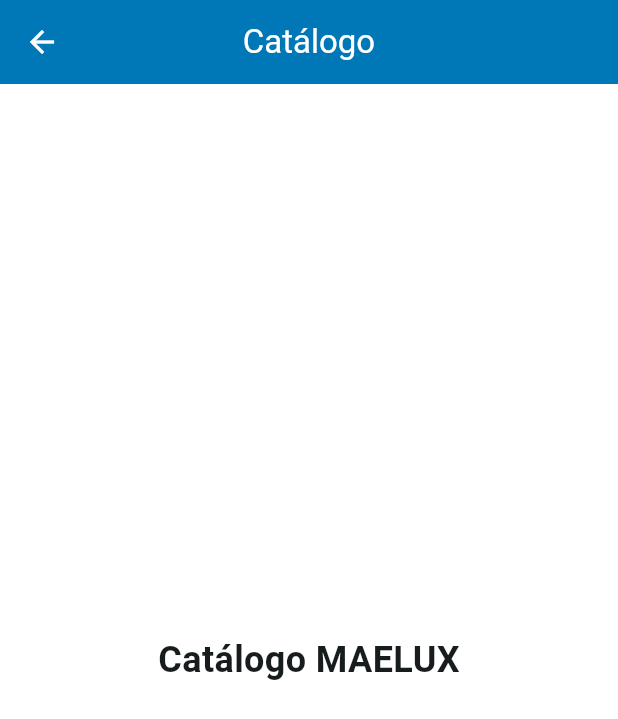
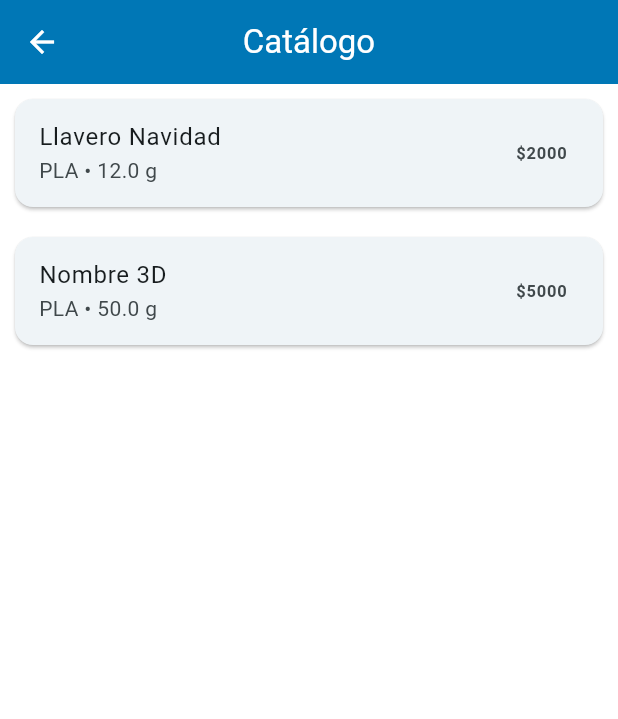
Before and after one commit to Mescobarsepulveda93/maelux-manager, a Flutter app: the CatalogoScreen screen opened directly, on a phone screen of 412 x 824 dp. Shown: the top 719 px of the screen. Run offline on Flutter 3.47's test engine with Material 3 defaults, Android fonts, the phone set to English and light mode, and no system bars.

Commit message:
Add product model and catalog list

```diff
--- /dev/null
+++ b/lib/data/productos_demo.dart
@@ -0,0 +1,23 @@
+import '../models/producto.dart';
+
+final List<Producto> productosDemo = [
+  Producto(
+    nombre: "Llavero Navidad",
+    categoria: "Navidad",
+    material: "PLA",
+    gramos: 12,
+    horas: 0.5,
+    costoProduccion: 450,
+    precioVenta: 2000,
+  ),
+
+  Producto(
+    nombre: "Nombre 3D",
+    categoria: "Personalizados",
+    material: "PLA",
+    gramos: 50,
+    horas: 2,
+    costoProduccion: 1500,
+    precioVenta: 5000,
+  ),
+];
--- a/lib/screens/catalogo_screen.dart
+++ b/lib/screens/catalogo_screen.dart
@@ -1,4 +1,6 @@
 import 'package:flutter/material.dart';
+
+import '../data/productos_demo.dart';
 
 class CatalogoScreen extends StatelessWidget {
   const CatalogoScreen({super.key});
@@ -7,11 +9,23 @@
   Widget build(BuildContext context) {
     return Scaffold(
       appBar: AppBar(title: const Text("Catálogo")),
-      body: const Center(
-        child: Text(
-          "Catálogo MAELUX",
-          style: TextStyle(fontSize: 24, fontWeight: FontWeight.bold),
-        ),
+      body: ListView.builder(
+        itemCount: productosDemo.length,
+        itemBuilder: (context, index) {
+          final producto = productosDemo[index];
+
+          return Card(
+            margin: const EdgeInsets.all(10),
+            child: ListTile(
+              title: Text(producto.nombre),
+              subtitle: Text("${producto.material} • ${producto.gramos} g"),
+              trailing: Text(
+                "\$${producto.precioVenta.toStringAsFixed(0)}",
+                style: const TextStyle(fontWeight: FontWeight.bold),
+              ),
+            ),
+          );
+        },
       ),
     );
   }
```
Also changed, not shown: lib/models/producto.dart (added, +21 -0 lines).
